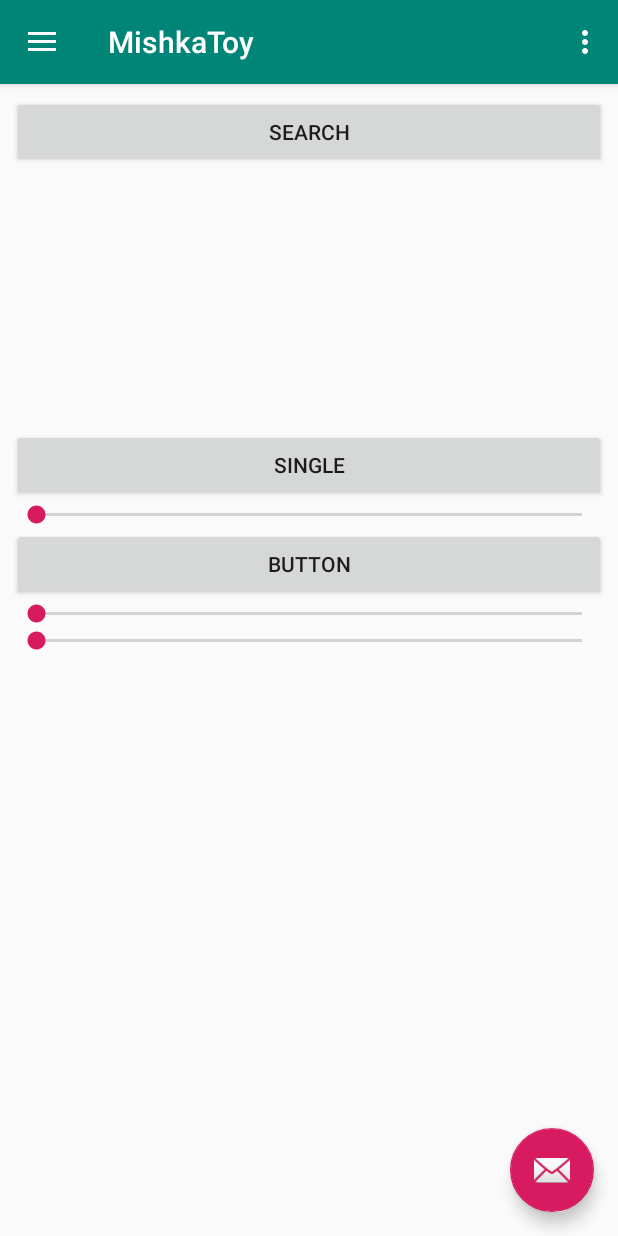
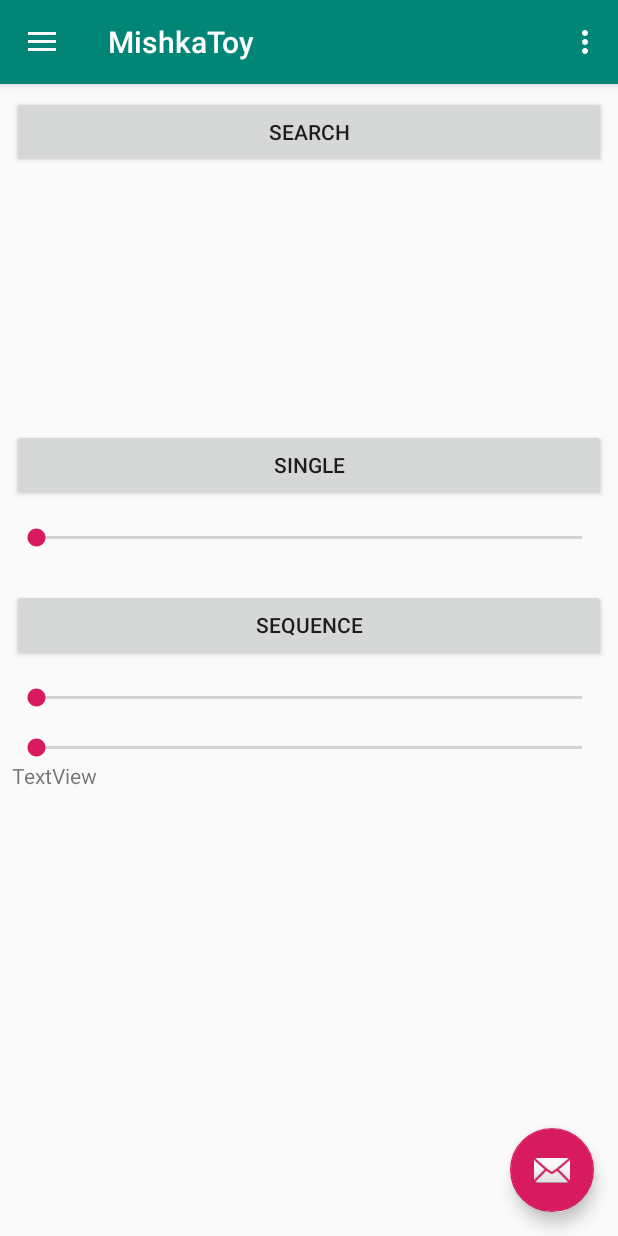
Before and after one commit to igrztv/BLEtoInternetBridge, an Android app: the screen it shows after launch (MainActivity), on a phone screen of 412 x 824 dp. Run offline under Robolectric (Android 15) with nearby library versions, the phone set to English and light mode, and no system bars.

```diff
--- a/app/src/main/java/com/example/mishkatoy/MainActivity.java
+++ b/app/src/main/java/com/example/mishkatoy/MainActivity.java
@@ -12,7 +12,9 @@ import android.content.IntentFilter;
 import android.content.ServiceConnection;
 import android.content.pm.PackageManager;
 import android.os.Bundle;
+import android.os.Handler;
 import android.os.IBinder;
+import android.os.Message;
 import android.support.design.widget.FloatingActionButton;
 import android.support.design.widget.Snackbar;
 import android.support.v4.app.ActivityCompat;
@@ -28,8 +30,12 @@ import android.view.Menu;
 import android.view.MenuItem;
 import android.widget.AdapterView;
 import android.widget.ArrayAdapter;
+import android.widget.Button;
 import android.widget.ListView;
+import android.widget.TextView;
 import android.widget.Toast;
+
+import org.w3c.dom.Text;
 
 import java.util.ArrayList;
 import java.util.Set;
@@ -64,6 +70,14 @@ public class MainActivity extends AppCompatActivity
         fab.setOnClickListener(new View.OnClickListener() {
             @Override
             public void onClick(View view) {
+
+            }
+        });
+
+        Button searchButton = findViewById(R.id.button);
+        searchButton.setOnClickListener(new View.OnClickListener() {
+            @Override
+            public void onClick(View view) {
                 if (mBound) {
                     list.clear();
                     list.addAll(mService.getDevices());
@@ -93,18 +107,18 @@ public class MainActivity extends AppCompatActivity
             }
         });
 
-        // Bind to LocalService
-        Intent intent = new Intent(this, BluetoothService.class);
-        startService(intent);
-        bindBLE();
+        Button singleButton = findViewById(R.id.button4);
+        Button sequenceButton = findViewById(R.id.button7);
+        singleButton.setOnClickListener(new View.OnClickListener() {
+            @Override
+            public void onClick(View view) { sendData("single"); }
+        });
+        sequenceButton.setOnClickListener(new View.OnClickListener() {
+            @Override
+            public void onClick(View view) { sendData("sequence"); }
+        });
 
         context = getApplicationContext();
-
-        IntentFilter filter = new IntentFilter();
-        filter.addAction(BluetoothDevice.ACTION_FOUND);
-        filter.addAction(BluetoothAdapter.ACTION_DISCOVERY_STARTED);
-        filter.addAction(BluetoothAdapter.ACTION_DISCOVERY_FINISHED);
-        registerReceiver(receiver, filter);
 
         // Request permissions to scan bluetooth devices
         String perm[] = {Manifest.permission.ACCESS_COARSE_LOCATION};
@@ -117,10 +131,31 @@ public class MainActivity extends AppCompatActivity
                 // If request is cancelled, the result arrays are empty.
                 if (grantResults.length > 0 && grantResults[0] == PackageManager.PERMISSION_GRANTED) {
                     bluetoothScanAccess = true;
+
+                    IntentFilter filter = new IntentFilter();
+                    filter.addAction(BluetoothDevice.ACTION_FOUND);
+                    filter.addAction(BluetoothAdapter.ACTION_DISCOVERY_STARTED);
+                    filter.addAction(BluetoothAdapter.ACTION_DISCOVERY_FINISHED);
+                    registerReceiver(receiver, filter);
+
+                    Intent intent = new Intent(this, BluetoothService.class);
+                    startService(intent);
+                    bindBLE();
+
                 } else {
+
+                    Toast toast = Toast.makeText(context, "Cannot start bluetooth );", Toast.LENGTH_SHORT);
+                    toast.show();
+
                     bluetoothScanAccess = false;
                 }
             }
+        }
+    }
+
+    public void sendData(String button) {
+        if (button.equals("single")) {
+            mService.sendCommand("single:");
         }
     }
 
@@ -173,6 +208,10 @@ public class MainActivity extends AppCompatActivity
                 bleDeviceList.setAdapter(new ArrayAdapter<BluetoothDevice>(ctx,
                         android.R.layout.simple_list_item_1, list));
                 Log.e("BROADCAST", device.getName());
+            } else if (BluetoothService.MESSAGE_READ.equals(action)) {
+                TextView responce = findViewById(R.id.textView3);
+                String data = intent.getStringExtra("BLE_data");
+                responce.setText(data);
             }
         }
     };
--- a/app/src/main/res/layout/content_main.xml
+++ b/app/src/main/res/layout/content_main.xml
@@ -46,26 +46,48 @@
                 android:layout_height="wrap_content"
                 android:text="Single" />
 
+            <Space
+                android:layout_width="match_parent"
+                android:layout_height="15dp" />
+
             <SeekBar
                 android:id="@+id/seekBar"
                 android:layout_width="match_parent"
                 android:layout_height="wrap_content" />
 
+            <Space
+                android:layout_width="match_parent"
+                android:layout_height="25dp" />
+
             <Button
                 android:id="@+id/button7"
                 android:layout_width="match_parent"
                 android:layout_height="wrap_content"
-                android:text="Button" />
+                android:text="Sequence" />
+
+            <Space
+                android:layout_width="match_parent"
+                android:layout_height="15dp" />
 
             <SeekBar
                 android:id="@+id/seekBar2"
                 android:layout_width="match_parent"
                 android:layout_height="wrap_content" />
 
+            <Space
+                android:layout_width="match_parent"
+                android:layout_height="15dp" />
+
             <SeekBar
                 android:id="@+id/seekBar3"
                 android:layout_width="match_parent"
                 android:layout_height="wrap_content" />
+
+            <TextView
+                android:id="@+id/textView3"
+                android:layout_width="match_parent"
+                android:layout_height="203dp"
+                android:text="TextView" />
 
         </LinearLayout>
 
```
Also changed, not shown: app/src/main/java/com/example/mishkatoy/BluetoothService.java (+61 -16 lines).
